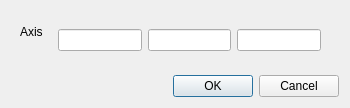
xupeiwust/baram, file baramFlow/view/setup/dynamic_mesh/rigid_body_dynamics/revolute_joint_dialog.ui: the form before one commit.
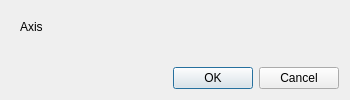
The form after the commit. Custom widgets are drawn as their Qt base class.

Commit message: Vector is used for vector inputs

The edit to the form file:
```diff
--- a/baramFlow/view/setup/dynamic_mesh/rigid_body_dynamics/revolute_joint_dialog.ui
+++ b/baramFlow/view/setup/dynamic_mesh/rigid_body_dynamics/revolute_joint_dialog.ui
@@ -25,19 +25,7 @@
        </widget>
       </item>
       <item row="0" column="1">
-       <widget class="QWidget" name="axisWidget" native="true">
-        <layout class="QHBoxLayout" name="axisLayout">
-         <item>
-          <widget class="QLineEdit" name="axisX"/>
-         </item>
-         <item>
-          <widget class="QLineEdit" name="axisY"/>
-         </item>
-         <item>
-          <widget class="QLineEdit" name="axisZ"/>
-         </item>
-        </layout>
-       </widget>
+       <widget class="VectorWidget" name="axis"/>
       </item>
      </layout>
     </widget>
@@ -51,6 +39,13 @@
    </item>
   </layout>
  </widget>
+ <customwidgets>
+  <customwidget>
+   <class>VectorWidget</class>
+   <extends>QWidget</extends>
+   <header>baramFlow.view.widgets.vector_widget</header>
+  </customwidget>
+ </customwidgets>
  <resources/>
  <connections/>
 </ui>
```
The commit also changes 26 other files.
